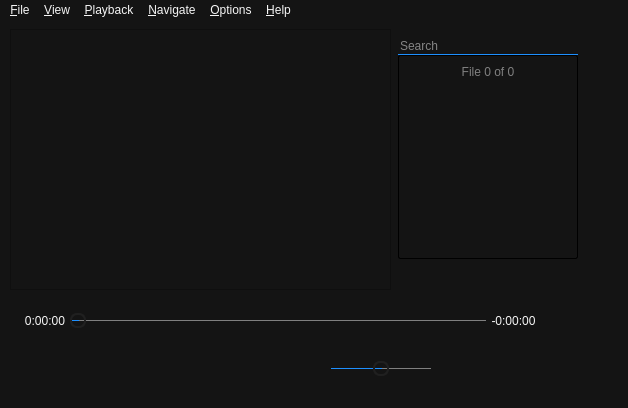
Before: the Qt Designer form Baka MPlayer/windows/mainwindow.ui in u8sand/Baka-MPlayer, drawn with Qt 5.
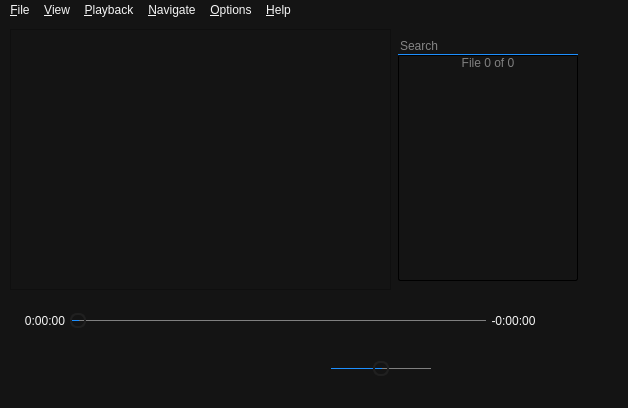
After: the same form once the commit is applied. Icons and pictures are not drawn. Custom widgets are drawn as their Qt base class.

Commit message: locationdialog.ui: set QPushButton disabled color

Patch:
```diff
--- a/Baka MPlayer/windows/mainwindow.ui
+++ b/Baka MPlayer/windows/mainwindow.ui
@@ -132,6 +132,18 @@
         <property name="spacing">
          <number>0</number>
         </property>
+        <property name="leftMargin">
+         <number>0</number>
+        </property>
+        <property name="topMargin">
+         <number>0</number>
+        </property>
+        <property name="rightMargin">
+         <number>0</number>
+        </property>
+        <property name="bottomMargin">
+         <number>0</number>
+        </property>
         <item>
          <widget class="QLabel" name="indexLabel">
           <property name="cursor">
@@ -155,9 +167,6 @@
           </property>
          </widget>
         </item>
-       </layout>
-      </widget>
-     </item>
      <item>
       <layout class="QHBoxLayout" name="horizontalLayout">
        <property name="spacing">
@@ -240,6 +249,9 @@
         </widget>
        </item>
       </layout>
+        </item>
+       </layout>
+      </widget>
      </item>
     </layout>
    </widget>
```
Lines whose indentation alone changed are shown as unchanged. The commit also changes 1 other file.
